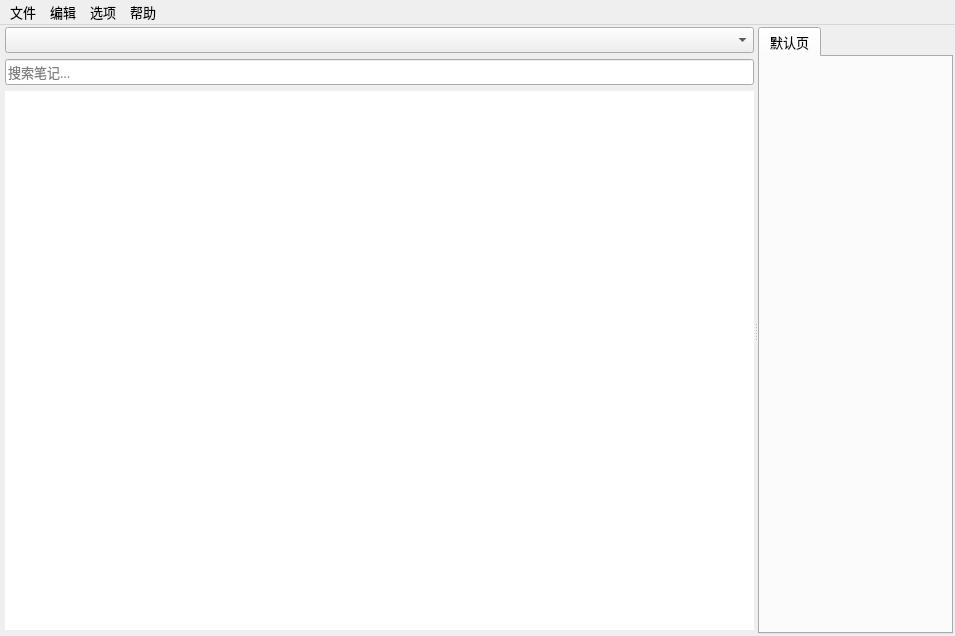
The window that mainwindow.ui (magicdmer/EasyNoteX) describes before a commit, drawn with Qt 5.
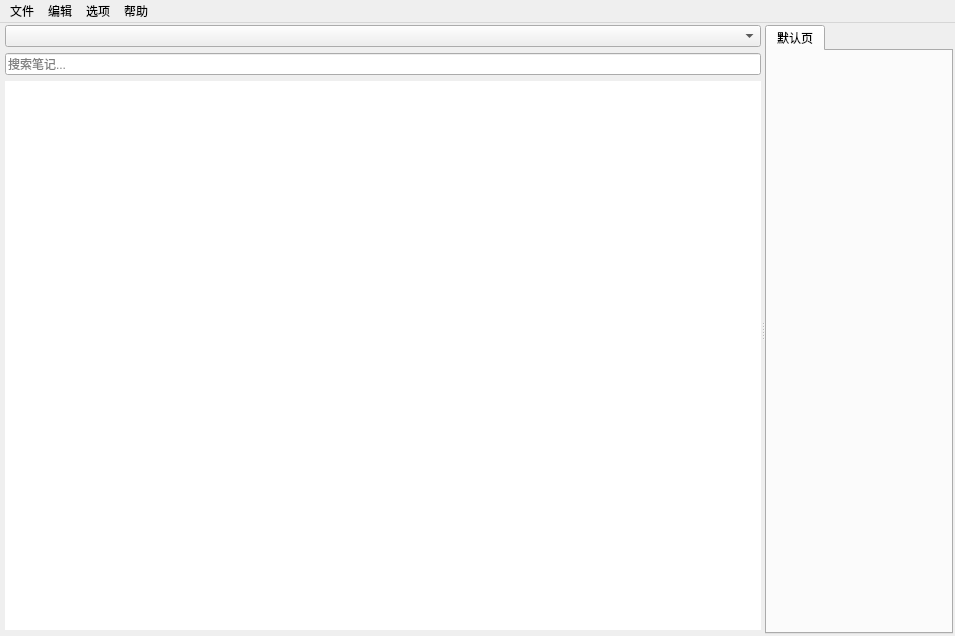
The same window after the commit. Custom widgets are drawn as their Qt base class.

```diff
--- a/mainwindow.ui
+++ b/mainwindow.ui
@@ -10,12 +10,6 @@
     <height>636</height>
    </rect>
   </property>
-  <property name="font">
-   <font>
-    <family>微软雅黑</family>
-    <pointsize>10</pointsize>
-   </font>
-  </property>
   <property name="windowTitle">
    <string>EasyNoteX</string>
   </property>
@@ -90,12 +84,6 @@
        </layout>
       </widget>
       <widget class="QTabWidget" name="tabWidgetNote">
-       <property name="font">
-        <font>
-         <family>微软雅黑</family>
-         <pointsize>10</pointsize>
-        </font>
-       </property>
        <property name="contextMenuPolicy">
         <enum>Qt::CustomContextMenu</enum>
        </property>
```
